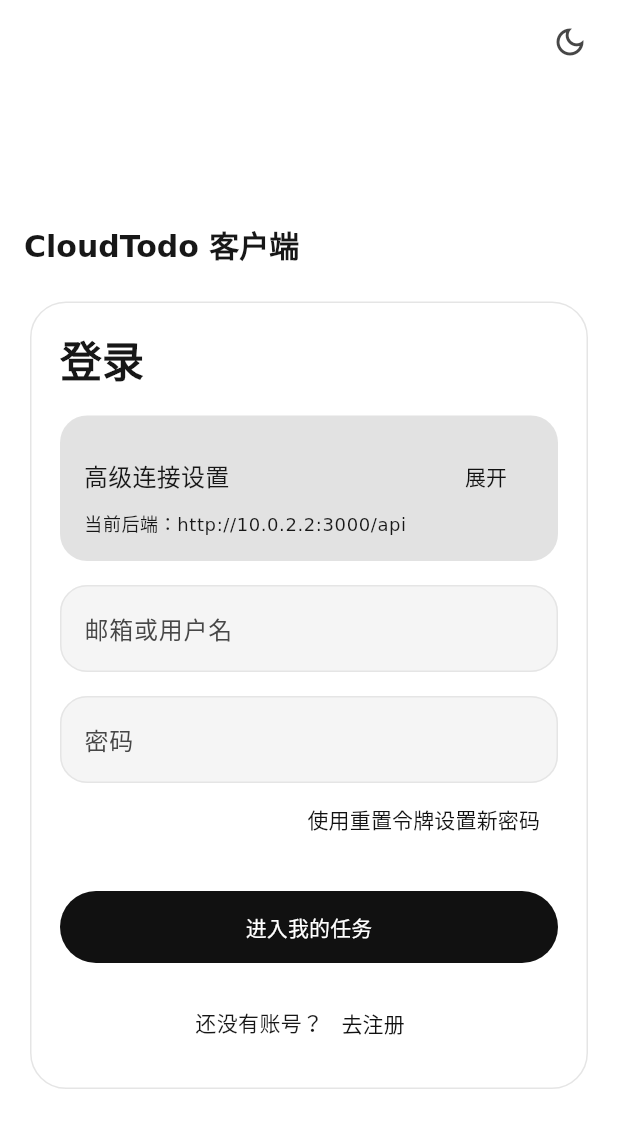
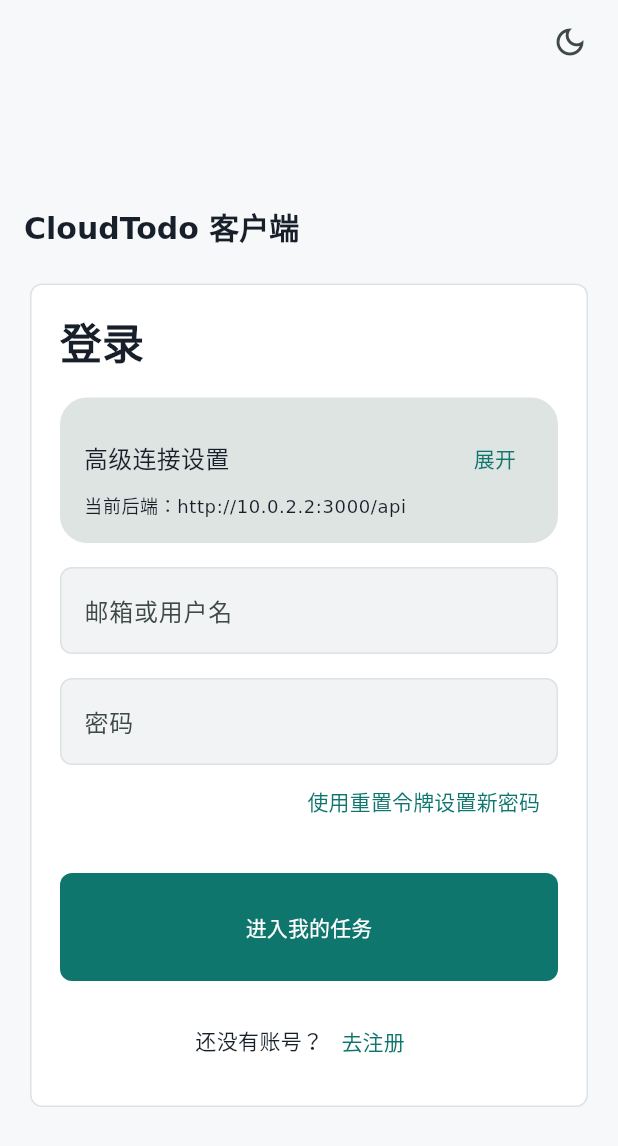
Before and after one commit to yzfh-ty/CloudTodo, a Flutter app: the screen it shows after launch, on a phone screen of 412 x 824 dp. Shown: the top 1146 px of the screen. Run offline on Flutter 3.47's test engine with Material 3 defaults, Android fonts, the phone set to English and light mode, and no system bars; our stand-ins replace flutter_local_notifications, shared_preferences, timezone; missing offline and left inert: dart:html; accounts and stored records are empty.

Commit message:
refactor: optimize Flutter desktop layout

```diff
--- a/apps/client_flutter/lib/src/app.dart
+++ b/apps/client_flutter/lib/src/app.dart
@@ -148,23 +148,23 @@ class _AppState extends State<App> {
   ThemeData _buildTheme(Brightness brightness) {
     final isDark = brightness == Brightness.dark;
     final scheme = ColorScheme.fromSeed(
-      seedColor: Colors.black,
+      seedColor: const Color(0xFF0F766E),
       brightness: brightness,
-      dynamicSchemeVariant: DynamicSchemeVariant.monochrome,
+      dynamicSchemeVariant: DynamicSchemeVariant.tonalSpot,
     ).copyWith(
-      primary: isDark ? const Color(0xFFF5F5F5) : const Color(0xFF111111),
-      onPrimary: isDark ? const Color(0xFF111111) : Colors.white,
-      secondary: isDark ? const Color(0xFFC7C7C7) : const Color(0xFF555555),
-      onSecondary: isDark ? const Color(0xFF111111) : Colors.white,
-      surface: isDark ? Colors.black : Colors.white,
-      onSurface: isDark ? const Color(0xFFF5F5F5) : const Color(0xFF171717),
+      primary: isDark ? const Color(0xFF5EEAD4) : const Color(0xFF0F766E),
+      onPrimary: isDark ? const Color(0xFF042F2E) : Colors.white,
+      secondary: isDark ? const Color(0xFFFBBF24) : const Color(0xFFB45309),
+      onSecondary: isDark ? const Color(0xFF422006) : Colors.white,
+      surface: isDark ? const Color(0xFF101315) : const Color(0xFFF7F8FA),
+      onSurface: isDark ? const Color(0xFFF3F4F6) : const Color(0xFF17202A),
     );
     final fieldColor =
-        isDark ? const Color(0xFF161616) : const Color(0xFFF5F5F5);
+        isDark ? const Color(0xFF1B2024) : const Color(0xFFF1F3F5);
     final cardColor =
-        isDark ? const Color(0xFF101010) : const Color(0xFFFFFFFF);
+        isDark ? const Color(0xFF161A1D) : const Color(0xFFFFFFFF);
     final borderColor =
-        isDark ? const Color(0xFF303030) : const Color(0xFFE5E5E5);
+        isDark ? const Color(0xFF30363B) : const Color(0xFFDDE2E6);
 
     return ThemeData(
       colorScheme: scheme,
@@ -205,15 +205,15 @@ class _AppState extends State<App> {
         filled: true,
         fillColor: fieldColor,
         border: OutlineInputBorder(
-          borderRadius: BorderRadius.circular(18),
+          borderRadius: BorderRadius.circular(8),
           borderSide: BorderSide(color: borderColor),
         ),
         enabledBorder: OutlineInputBorder(
-          borderRadius: BorderRadius.circular(18),
+          borderRadius: BorderRadius.circular(8),
           borderSide: BorderSide(color: borderColor),
         ),
         focusedBorder: OutlineInputBorder(
-          borderRadius: BorderRadius.circular(18),
+          borderRadius: BorderRadius.circular(8),
           borderSide: BorderSide(color: scheme.primary, width: 1.5),
         ),
       ),
@@ -221,8 +221,61 @@ class _AppState extends State<App> {
         color: cardColor,
         elevation: 0,
         shape: RoundedRectangleBorder(
-          borderRadius: BorderRadius.circular(24),
+          borderRadius: BorderRadius.circular(8),
           side: BorderSide(color: borderColor),
+        ),
+      ),
+      filledButtonTheme: FilledButtonThemeData(
+        style: FilledButton.styleFrom(
+          minimumSize: const Size(0, 44),
+          padding: const EdgeInsets.symmetric(horizontal: 18, vertical: 12),
+          shape: RoundedRectangleBorder(
+            borderRadius: BorderRadius.circular(8),
+          ),
+        ),
+      ),
+      outlinedButtonTheme: OutlinedButtonThemeData(
+        style: OutlinedButton.styleFrom(
+          minimumSize: const Size(0, 44),
+          padding: const EdgeInsets.symmetric(horizontal: 18, vertical: 12),
+          shape: RoundedRectangleBorder(
+            borderRadius: BorderRadius.circular(8),
+          ),
+        ),
+      ),
+      textButtonTheme: TextButtonThemeData(
+        style: TextButton.styleFrom(
+          minimumSize: const Size(44, 44),
+          shape: RoundedRectangleBorder(
+            borderRadius: BorderRadius.circular(8),
+          ),
+        ),
+      ),
+      iconButtonTheme: IconButtonThemeData(
+        style: IconButton.styleFrom(
+          minimumSize: const Size.square(44),
+        ),
+      ),
+      dividerTheme: DividerThemeData(
+        color: borderColor,
+        thickness: 1,
+        space: 1,
+      ),
+      navigationRailTheme: NavigationRailThemeData(
+        backgroundColor: Colors.transparent,
+        useIndicator: true,
+        indicatorColor: scheme.primaryContainer,
+        selectedIconTheme: IconThemeData(color: scheme.onPrimaryContainer),
+        selectedLabelTextStyle: TextStyle(
+          color: scheme.onSurface,
+          fontWeight: FontWeight.w700,
+          fontFamily: 'DejaVuSans',
+          fontFamilyFallback: const ['DroidSansFallback'],
+        ),
+        unselectedLabelTextStyle: TextStyle(
+          color: scheme.onSurfaceVariant,
+          fontFamily: 'DejaVuSans',
+          fontFamilyFallback: const ['DroidSansFallback'],
         ),
       ),
       snackBarTheme: SnackBarThemeData(
@@ -233,7 +286,7 @@ class _AppState extends State<App> {
           color: isDark ? const Color(0xFF171717) : Colors.white,
         ),
         shape: RoundedRectangleBorder(
-          borderRadius: BorderRadius.circular(16),
+          borderRadius: BorderRadius.circular(8),
         ),
       ),
     );
```
Also changed, not shown: apps/client_flutter/lib/src/core/widgets/page_header.dart (added, +66 -0 lines), apps/client_flutter/lib/src/features/app/presentation/app_shell.dart (+65 -12 lines), apps/client_flutter/lib/src/features/reminders/presentation/reminders_page.dart (+4 -12 lines), apps/client_flutter/lib/src/features/settings/presentation/settings_page.dart (+7 -13 lines), apps/client_flutter/lib/src/features/settings/presentation/settings_page_navigation.dart (+9 -0 lines), apps/client_flutter/lib/src/features/settings/presentation/settings_page_widgets.dart (+4 -4 lines), apps/client_flutter/lib/src/features/todos/presentation/todo_page.dart (+7 -30 lines), 1 other file.
